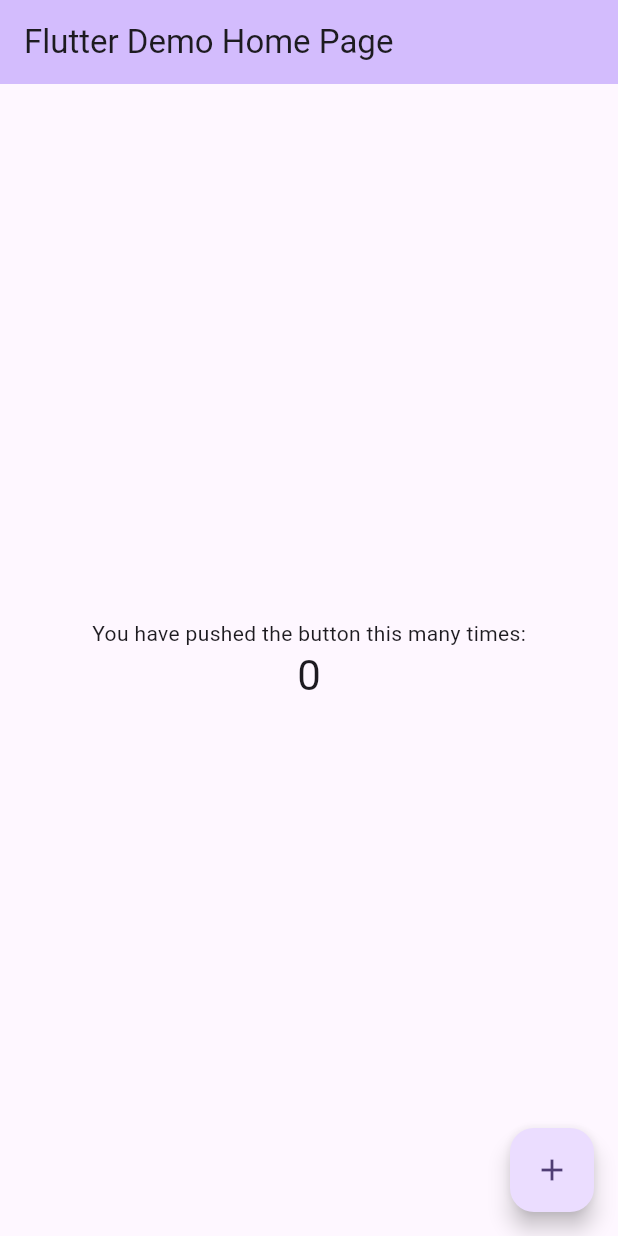
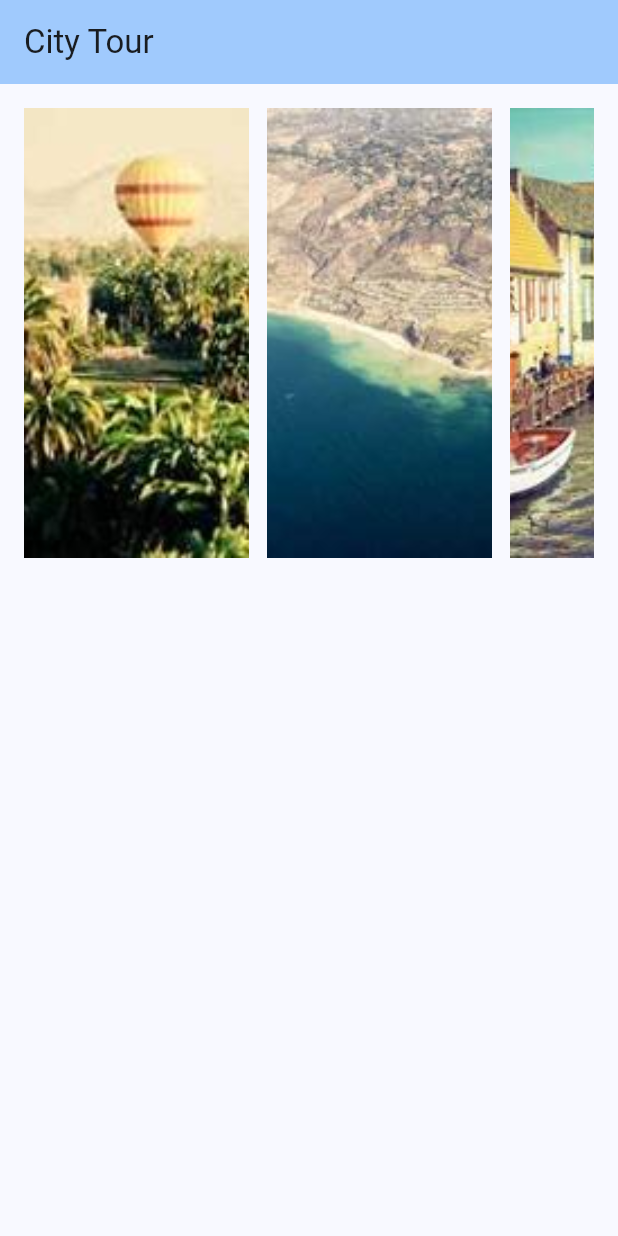
Before and after one commit to Alfatihahrizqullaab/alfatihahrizqullaah2327240143_city_tour, a Flutter app: the screen it shows after launch, on a phone screen of 412 x 824 dp. Run offline on Flutter 3.47's test engine with Material 3 defaults, Android fonts, the phone set to English and light mode, and no system bars.

Commit message:
buat scrol gambar secara horizontal

```diff
--- a/lib/main.dart
+++ b/lib/main.dart
@@ -13,110 +13,83 @@ class MyApp extends StatelessWidget {
     return MaterialApp(
       title: 'Flutter Demo',
       theme: ThemeData(
-        // This is the theme of your application.
-        //
-        // TRY THIS: Try running your application with "flutter run". You'll see
-        // the application has a purple toolbar. Then, without quitting the app,
-        // try changing the seedColor in the colorScheme below to Colors.green
-        // and then invoke "hot reload" (save your changes or press the "hot
-        // reload" button in a Flutter-supported IDE, or press "r" if you used
-        // the command line to start the app).
-        //
-        // Notice that the counter didn't reset back to zero; the application
-        // state is not lost during the reload. To reset the state, use hot
-        // restart instead.
-        //
-        // This works for code too, not just values: Most code changes can be
-        // tested with just a hot reload.
-        colorScheme: ColorScheme.fromSeed(seedColor: Colors.deepPurple),
+
+        colorScheme: ColorScheme.fromSeed(seedColor: Colors.blue),
       ),
-      home: const MyHomePage(title: 'Flutter Demo Home Page'),
+      home: const HomeScreen(title: 'City Tour'),
     );
   }
 }
 
-class MyHomePage extends StatefulWidget {
-  const MyHomePage({super.key, required this.title});
-
-  // This widget is the home page of your application. It is stateful, meaning
-  // that it has a State object (defined below) that contains fields that affect
-  // how it looks.
-
-  // This class is the configuration for the state. It holds the values (in this
-  // case the title) provided by the parent (in this case the App widget) and
-  // used by the build method of the State. Fields in a Widget subclass are
-  // always marked "final".
-
+class HomeScreen extends StatefulWidget {
+  const HomeScreen({super.key, required this.title});
   final String title;
 
   @override
-  State<MyHomePage> createState() => _MyHomePageState();
+  State<HomeScreen> createState() => _MyHomePageState();
 }
 
-class _MyHomePageState extends State<MyHomePage> {
-  int _counter = 0;
+class _MyHomePageState extends State<HomeScreen> {
 
-  void _incrementCounter() {
-    setState(() {
-      // This call to setState tells the Flutter framework that something has
-      // changed in this State, which causes it to rerun the build method below
-      // so that the display can reflect the updated values. If we changed
-      // _counter without calling setState(), then the build method would not be
-      // called again, and so nothing would appear to happen.
-      _counter++;
-    });
-  }
 
   @override
   Widget build(BuildContext context) {
-    // This method is rerun every time setState is called, for instance as done
-    // by the _incrementCounter method above.
-    //
-    // The Flutter framework has been optimized to make rerunning build methods
-    // fast, so that you can just rebuild anything that needs updating rather
-    // than having to individually change instances of widgets.
     return Scaffold(
       appBar: AppBar(
-        // TRY THIS: Try changing the color here to a specific color (to
-        // Colors.amber, perhaps?) and trigger a hot reload to see the AppBar
-        // change color while the other colors stay the same.
         backgroundColor: Theme.of(context).colorScheme.inversePrimary,
-        // Here we take the value from the MyHomePage object that was created by
-        // the App.build method, and use it to set our appbar title.
-        title: Text(widget.title),
+        title: Text("City Tour"),
       ),
-      body: Center(
-        // Center is a layout widget. It takes a single child and positions it
-        // in the middle of the parent.
-        child: Column(
-          // Column is also a layout widget. It takes a list of children and
-          // arranges them vertically. By default, it sizes itself to fit its
-          // children horizontally, and tries to be as tall as its parent.
-          //
-          // Column has various properties to control how it sizes itself and
-          // how it positions its children. Here we use mainAxisAlignment to
-          // center the children vertically; the main axis here is the vertical
-          // axis because Columns are vertical (the cross axis would be
-          // horizontal).
-          //
-          // TRY THIS: Invoke "debug painting" (choose the "Toggle Debug Paint"
-          // action in the IDE, or press "p" in the console), to see the
-          // wireframe for each widget.
-          mainAxisAlignment: MainAxisAlignment.center,
-          children: <Widget>[
-            const Text('You have pushed the button this many times:'),
-            Text(
-              '$_counter',
-              style: Theme.of(context).textTheme.headlineMedium,
-            ),
+      body: Column(
+          children: [
+            Padding(padding: EdgeInsets.all(16),
+              child: Row(
+                children: [
+                  Expanded(child: SingleChildScrollView(
+                    scrollDirection: Axis.horizontal,
+                    child: ClipRRect(
+                      child: Row(
+                        children: [
+                          Image.asset("images/gambar1.jpg",
+                            height: 300,
+                            width: 150,
+                            fit: BoxFit.cover,
+                          ),
+                          SizedBox(width: 12,),
+                          Image.asset("images/gambar2.jpg",
+                            height: 300,
+                            width: 150,
+                            fit: BoxFit.cover,
+                          ),
+                          SizedBox(width: 12,),
+                          Image.asset("images/gambar3.jpg",
+                            height: 300,
+                            width: 150,
+                            fit: BoxFit.cover,
+                          ),
+                          SizedBox(width: 12,),
+                          Image.asset("images/gambar3.jpg",
+                            height: 300,
+                            width: 150,
+                            fit: BoxFit.cover,
+                          ),
+                          SizedBox(width: 12,),
+                          Image.asset("images/gambar3.jpg",
+                            height: 300,
+                            width: 150,
+                            fit: BoxFit.cover,
+                          ),
+
+                        ],
+                      )
+
+                    ),
+
+                  ))
+                ],
+              ),
+            )
           ],
         ),
-      ),
-      floatingActionButton: FloatingActionButton(
-        onPressed: _incrementCounter,
-        tooltip: 'Increment',
-        child: const Icon(Icons.add),
-      ), // This trailing comma makes auto-formatting nicer for build methods.
     );
   }
 }
--- a/pubspec.yaml
+++ b/pubspec.yaml
@@ -61,6 +61,10 @@ flutter:
   # assets:
   #   - images/a_dot_burr.jpeg
   #   - images/a_dot_ham.jpeg
+  assets:
+    - images/gambar1.jpg
+    - images/gambar2.jpg
+    - images/gambar3.jpg
 
   # An image asset can refer to one or more resolution-specific "variants", see
   # https://flutter.dev/to/resolution-aware-images
```
Also changed, not shown: images/gambar1.jpg (added), images/gambar2.jpg (added), images/gambar3.jpg (added).
